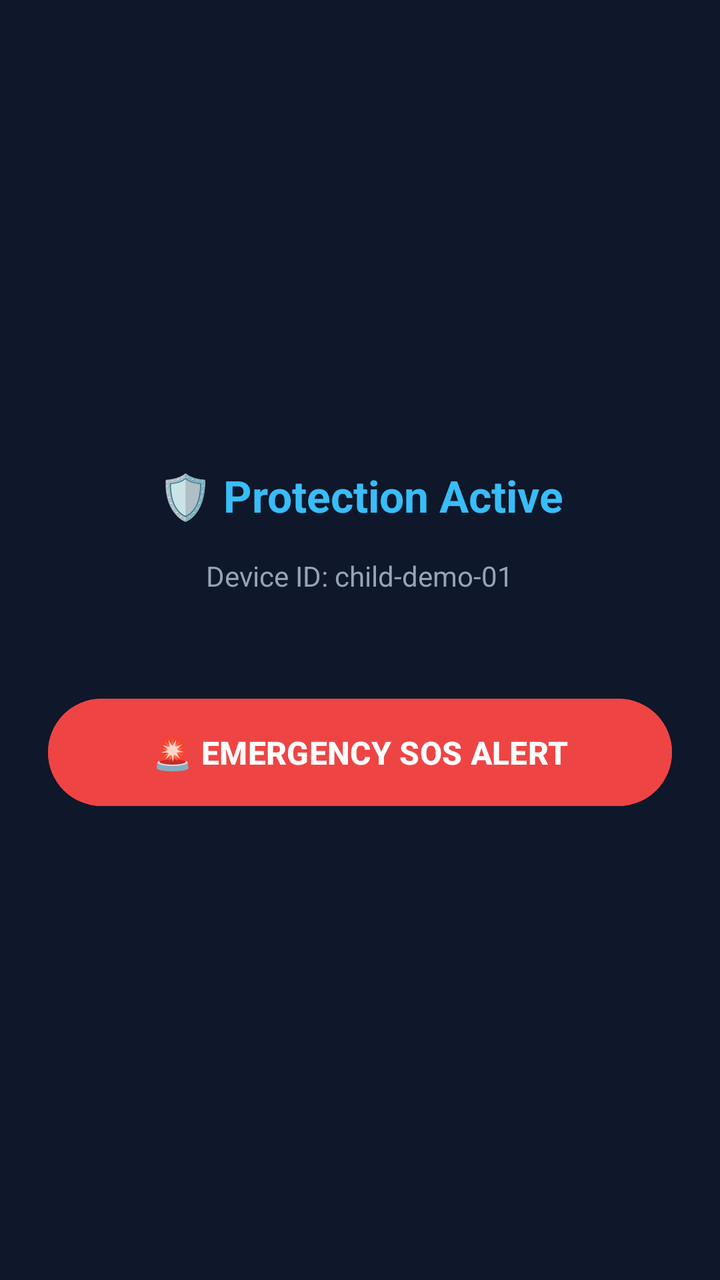
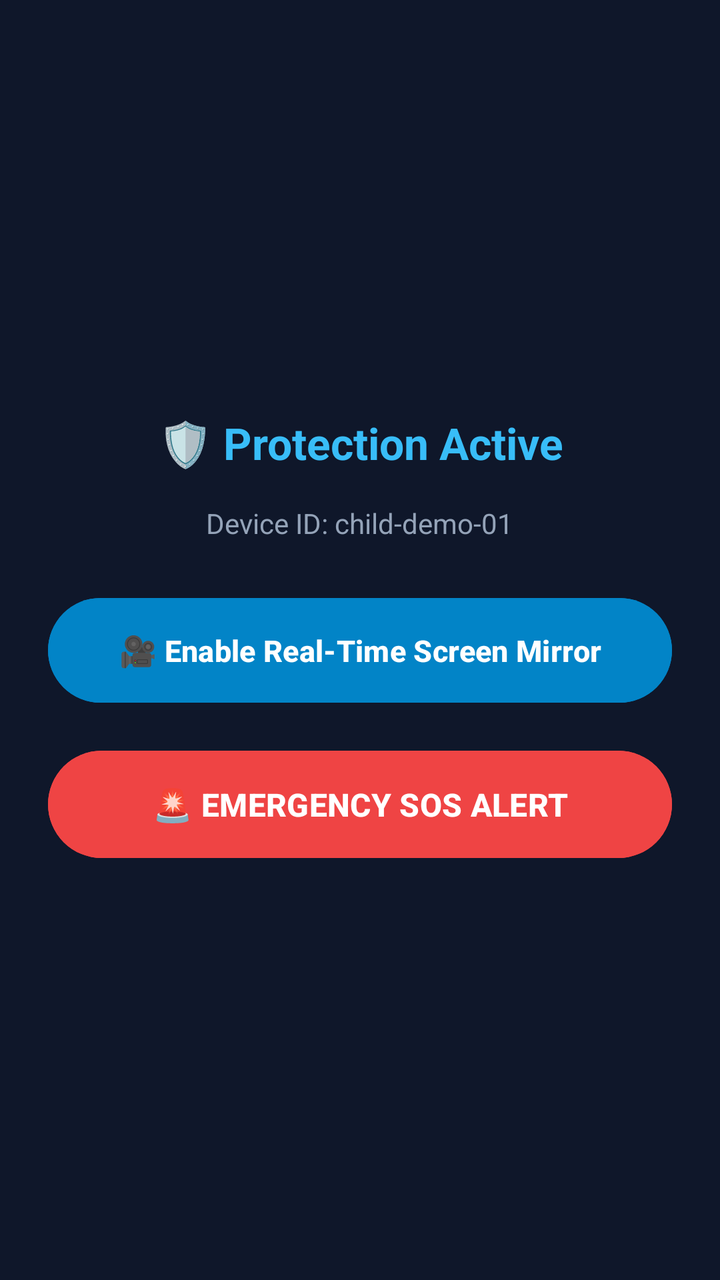

Before-and-after screenshots of an Android layout around one commit, followed by the original layout XML and the change that was made.
<!-- AndroidManifest.xml: application theme Theme.Material3.DayNight.NoActionBar -->
<!-- res/layout/activity_status.xml -->
<?xml version="1.0" encoding="utf-8"?>
<LinearLayout xmlns:android="http://schemas.android.com/apk/res/android"
    android:layout_width="match_parent"
    android:layout_height="match_parent"
    android:background="#0F172A"
    android:gravity="center"
    android:orientation="vertical"
    android:padding="24dp">

    <TextView
        android:id="@+id/tvStatus"
        android:layout_width="wrap_content"
        android:layout_height="wrap_content"
        android:gravity="center"
        android:text="🛡️ Protection Active"
        android:textColor="#38BDF8"
        android:textSize="22sp"
        android:textStyle="bold" />

    <TextView
        android:id="@+id/tvDeviceInfo"
        android:layout_width="wrap_content"
        android:layout_height="wrap_content"
        android:layout_marginTop="16dp"
        android:gravity="center"
        android:text="Device ID: child-demo-01"
        android:textColor="#94A3B8"
        android:textSize="14sp" />

    <Button
        android:id="@+id/btnSos"
        android:layout_width="match_parent"
        android:layout_height="wrap_content"
        android:layout_marginTop="48dp"
        android:backgroundTint="#EF4444"
        android:padding="16dp"
        android:text="🚨 EMERGENCY SOS ALERT"
        android:textColor="#FFFFFF"
        android:textSize="16sp"
        android:textStyle="bold" />

</LinearLayout>
<!-- resources referenced by this layout -->
<resources>

</resources>

<!-- the commit's change to res/layout/activity_status.xml (unified diff, before → after) -->
@@ -28,10 +28,22 @@
         android:textSize="14sp" />
 
     <Button
+        android:id="@+id/btnEnableScreenCapture"
+        android:layout_width="match_parent"
+        android:layout_height="wrap_content"
+        android:layout_marginTop="24dp"
+        android:backgroundTint="#0284C7"
+        android:padding="16dp"
+        android:text="🎥 Enable Real-Time Screen Mirror"
+        android:textColor="#FFFFFF"
+        android:textSize="15sp"
+        android:textStyle="bold" />
+
+    <Button
         android:id="@+id/btnSos"
         android:layout_width="match_parent"
         android:layout_height="wrap_content"
-        android:layout_marginTop="48dp"
+        android:layout_marginTop="16dp"
         android:backgroundTint="#EF4444"
         android:padding="16dp"
         android:text="🚨 EMERGENCY SOS ALERT"
